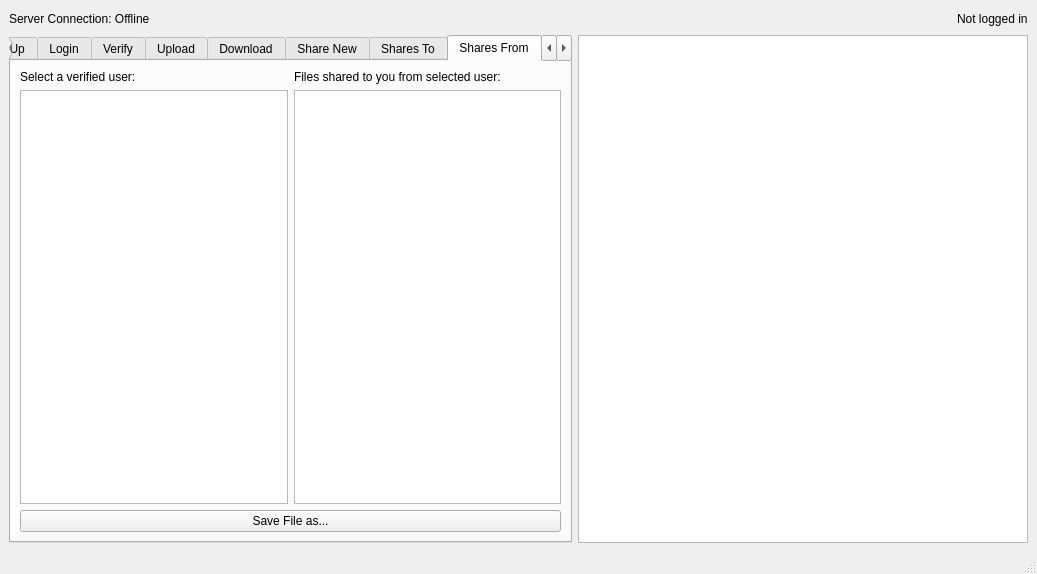
This is fileshareqt/views/mainwindow.ui in Tomas-Deane/FileShare as Qt 5 draws it before an edit. The edited form follows.
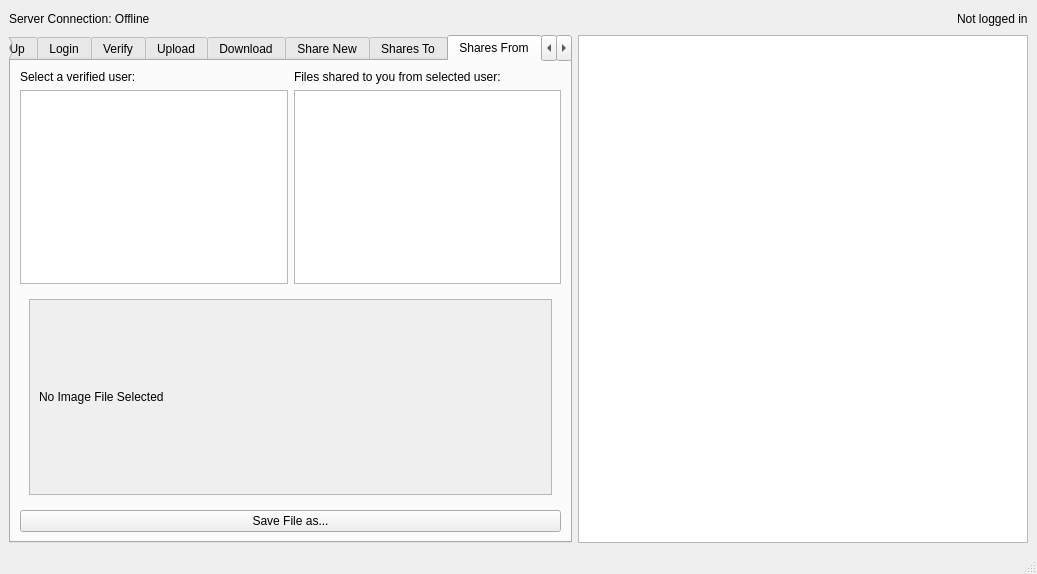
This is the edited form. The open tabs and pages were chosen to show the change. Icons and pictures are not drawn.

Commit message: corrected tab switching logic and improved for better modularity

The edit to the form file:
```diff
--- a/fileshareqt/views/mainwindow.ui
+++ b/fileshareqt/views/mainwindow.ui
@@ -757,7 +757,7 @@
          <attribute name="title">
           <string>Shares From</string>
          </attribute>
-         <layout class="QVBoxLayout" name="verticalLayout_25">
+         <layout class="QVBoxLayout" name="verticalLayout_33">
           <item>
            <layout class="QHBoxLayout" name="horizontalLayout_17">
             <item>
@@ -790,6 +790,53 @@
             </item>
            </layout>
           </item>
+          <item>
+           <widget class="QStackedWidget" name="downloadPreviewStack_2">
+            <property name="currentIndex">
+             <number>0</number>
+            </property>
+            <widget class="QWidget" name="page_5">
+             <layout class="QVBoxLayout" name="verticalLayout_25">
+              <item>
+               <widget class="QPlainTextEdit" name="downloadTextPreview_2"/>
+              </item>
+             </layout>
+            </widget>
+            <widget class="QWidget" name="page_6">
+             <layout class="QVBoxLayout" name="verticalLayout_31">
+              <item>
+               <widget class="QScrollArea" name="scrollArea_3">
+                <property name="widgetResizable">
+                 <bool>true</bool>
+                </property>
+                <widget class="QWidget" name="scrollAreaWidgetContents_3">
+                 <property name="geometry">
+                  <rect>
+                   <x>0</x>
+                   <y>0</y>
+                   <width>163</width>
+                   <height>40</height>
+                  </rect>
+                 </property>
+                 <layout class="QVBoxLayout" name="verticalLayout_32">
+                  <item>
+                   <widget class="QLabel" name="downloadImagePreview_2">
+                    <property name="text">
+                     <string>No Image File Selected</string>
+                    </property>
+                    <property name="scaledContents">
+                     <bool>true</bool>
+                    </property>
+                   </widget>
+                  </item>
+                 </layout>
+                </widget>
+               </widget>
+              </item>
+             </layout>
+            </widget>
+           </widget>
+          </item>
           <item>
            <widget class="QPushButton" name="saveSharesFromFileButton">
             <property name="text">
```
Left out of the diff: 13 changed lines with no effect on the pictures. The commit also changes 2 other files.
